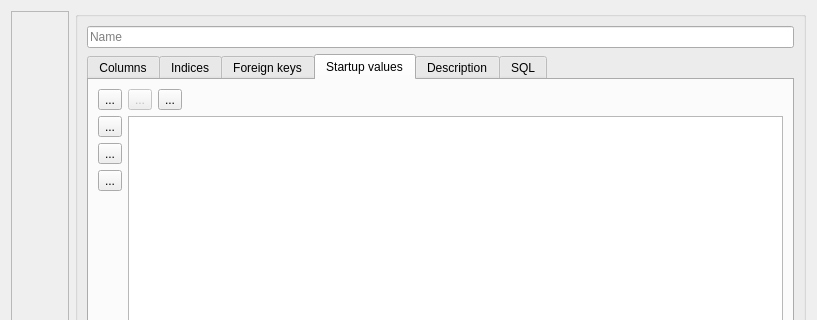
fritzone/ddm, file NewTableForm.ui: the form before one commit; both pictures show x 0 to 817 and y 0 to 320 of the 817 by 702 pixel window.
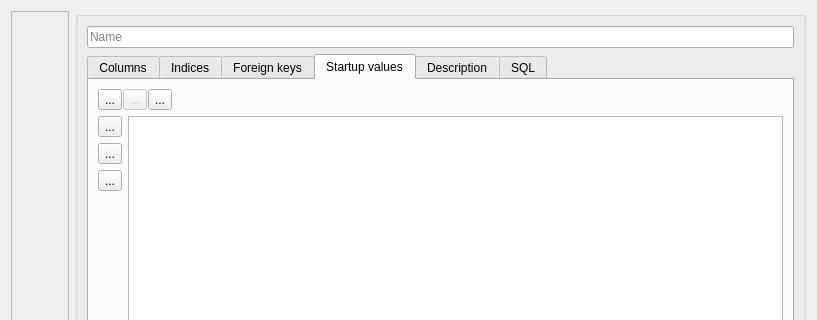
The form after the commit. The open tabs and pages were chosen to show the change. Icons and pictures are not drawn.

Patch:
```diff
--- a/NewTableForm.ui
+++ b/NewTableForm.ui
@@ -1061,6 +1061,9 @@
          <layout class="QVBoxLayout" name="verticalLayout_8">
           <item>
            <layout class="QHBoxLayout" name="horizontalLayout_13">
+            <property name="spacing">
+             <number>1</number>
+            </property>
             <item>
              <widget class="QToolButton" name="btnLoadStartupValues">
               <property name="toolTip">
@@ -1089,6 +1092,12 @@
               <property name="enabled">
                <bool>false</bool>
               </property>
+              <property name="maximumSize">
+               <size>
+                <width>32</width>
+                <height>32</height>
+               </size>
+              </property>
               <property name="toolTip">
                <string>Import startup values</string>
               </property>
@@ -1112,6 +1121,12 @@
             </item>
             <item>
              <widget class="QToolButton" name="btnSaveStartupValues">
+              <property name="maximumSize">
+               <size>
+                <width>32</width>
+                <height>32</height>
+               </size>
+              </property>
               <property name="toolTip">
                <string>Save startup values</string>
               </property>
```
Left out of the diff: 66 changed lines with no effect on the pictures.
